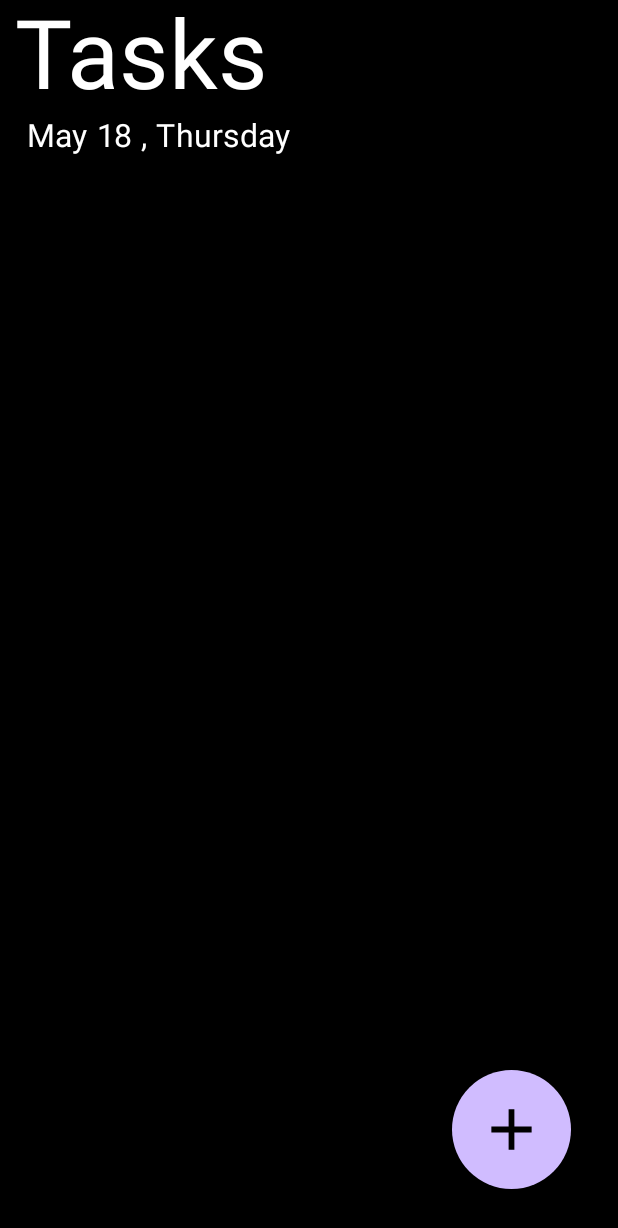
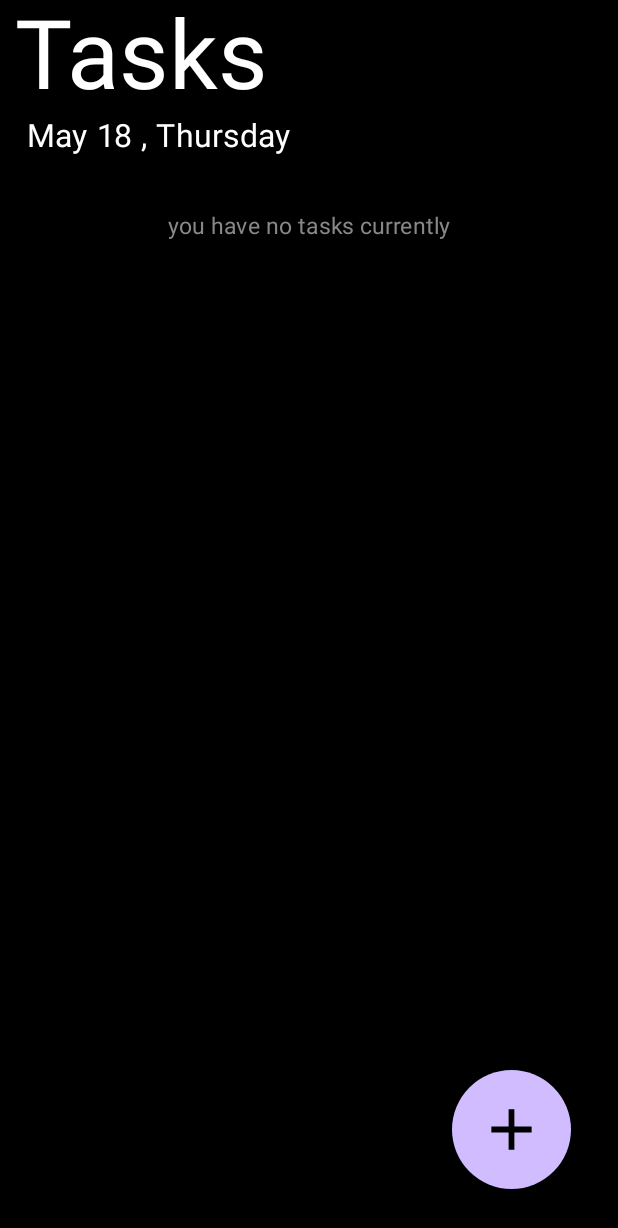
Before and after one commit to aniketTCodes/Tasks, an Android app built with Jetpack Compose: the screen it shows after launch (MainActivity), on a phone screen of 412 x 824 dp. Shown: the top 1228 px of the screen. Run offline under Robolectric (Android 15) with nearby library versions, the phone set to English and light mode, and no system bars; our stand-ins replace Room's generated code, livedata-compose.

Commit message:
BugFix-empty task being added

```diff
--- a/app/src/main/java/com/example/tasks/AddTaskScreen.kt
+++ b/app/src/main/java/com/example/tasks/AddTaskScreen.kt
@@ -47,8 +47,12 @@ fun AddTask(navController: NavHostController, database: TasksViewModel) {
             )
             Button(
                 onClick = {
+                    if(input!="")
                     database.addTask(Task(UUID.randomUUID().toString(), input, false))
                     navController.navigate(HomeScreen.route)
+
+
+
                 },
                 modifier = Modifier
                     .fillMaxWidth()
--- a/app/src/main/java/com/example/tasks/MainActivity.kt
+++ b/app/src/main/java/com/example/tasks/MainActivity.kt
@@ -20,9 +20,12 @@ import androidx.compose.runtime.livedata.observeAsState
 import androidx.compose.runtime.mutableStateOf
 import androidx.compose.runtime.remember
 import androidx.compose.runtime.setValue
+import androidx.compose.runtime.simulateHotReload
+import androidx.compose.ui.Alignment
 import androidx.compose.ui.Modifier
 import androidx.compose.ui.graphics.Color
 import androidx.compose.ui.unit.dp
+import androidx.compose.ui.unit.sp
 import androidx.lifecycle.ViewModelProvider
 import androidx.navigation.NavHostController
 import androidx.navigation.compose.NavHost
@@ -73,26 +76,29 @@ fun HomeScreen(
     viewModel: TasksViewModel,
     date:String
 ) {
-    var listisEmpty by remember{
-        mutableStateOf(false)
-    }
 
-    Scaffold(topBar = {TopAppBar(date = date)}, floatingActionButton = { FloatingButton(navController)}) {
-        Surface(modifier = Modifier
-            .padding(it)
-            .fillMaxSize(), color = Color.Black) {
-            Column(Modifier.padding(top=15.dp)) {
-                listisEmpty= viewModel.isEmpty()
-                if(!listisEmpty)
-                TasksList(context,menuDatabaseItem,viewModel)
-                else{
-                    Text(text = "You have no tasks", color = Color.Gray)
+
+    Scaffold(
+        topBar = { TopAppBar(date = date) },
+        floatingActionButton = { FloatingButton(navController) }) {
+        Surface(
+            modifier = Modifier
+                .padding(it)
+                .fillMaxSize(), color = Color.Black
+        ) {
+            Column(
+                Modifier.padding(top = 15.dp),
+                horizontalAlignment = Alignment.CenterHorizontally
+            ) {
+                if (menuDatabaseItem.isEmpty()) {
+                    Text("you have no tasks currently", color = Color.Gray, fontSize = 15.sp)
                 }
+                TasksList(context, menuDatabaseItem, viewModel)
+
 
             }
 
 
         }
     }
-
 }
--- a/app/src/main/java/com/example/tasks/TasksViewModel.kt
+++ b/app/src/main/java/com/example/tasks/TasksViewModel.kt
@@ -19,6 +19,7 @@ class TasksViewModel(application: Application):AndroidViewModel(application){
 
      val repository:TasksRepository = TasksRepository(database.tasksDao())
      val allTask=repository.taskList
+
     fun addTask(task: Task){
         viewModelScope.launch(Dispatchers.IO) {
             repository.addTask(task)
```
